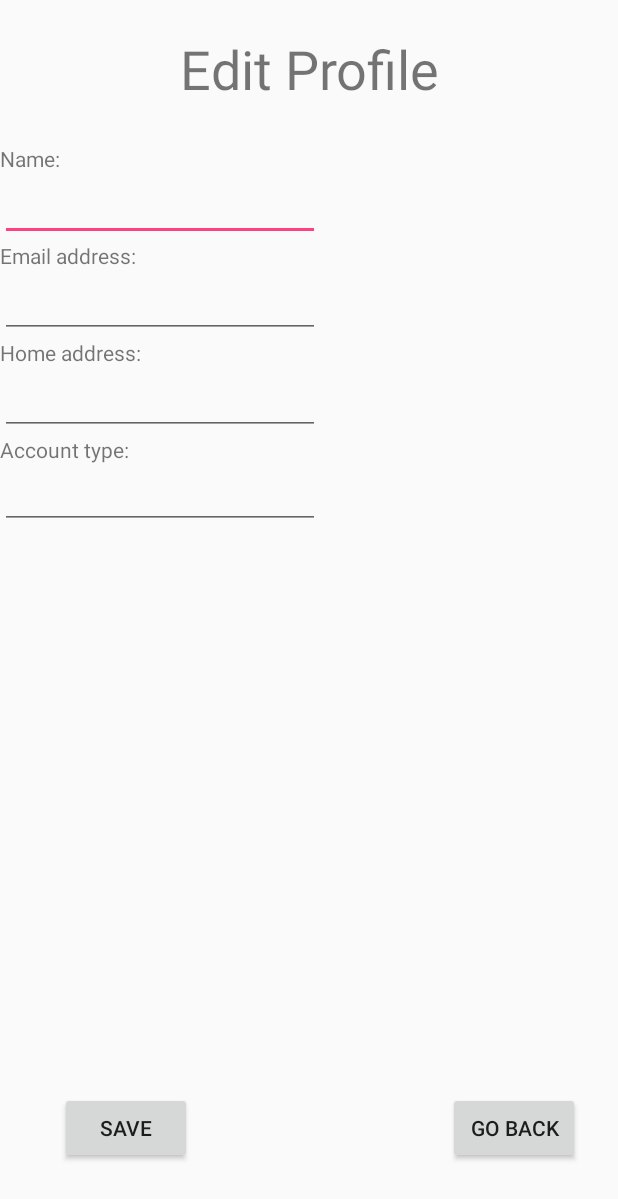
After one commit to LordZamy/Moana, an Android app: the layout profile_activity.xml on its own in the app's theme, with its tools: preview values and no code run, on a phone screen of 412 x 824 dp. The commit adds this screen. Shown: the top 1199 px of the screen. Run offline under Robolectric (Android 15) with nearby library versions, the phone set to English and light mode, and no system bars.

Commit message:
added ProfileActivity and xml file

```diff
--- /dev/null
+++ b/app/src/main/java/moanainc/com/moana/controllers/ProfileActivity.java
@@ -0,0 +1,26 @@
+package moanainc.com.moana.controllers;
+
+import android.content.Intent;
+import android.os.Bundle;
+import android.support.v7.app.AppCompatActivity;
+import android.view.View;
+
+import moanainc.com.moana.R;
+
+/**
+ * Created by josh baldwin on 2/21/2017.
+ */
+
+public class ProfileActivity extends AppCompatActivity {
+
+    @Override
+    protected void onCreate(Bundle savedInstanceState) {
+        super.onCreate(savedInstanceState);
+        setContentView(R.layout.register_activity);
+    }
+
+    public void goToApplication(View view) {
+        Intent goToApplication = new Intent(getBaseContext(), ScreenA.class);
+        getBaseContext().startActivity(goToApplication);
+    }
+}
--- a/app/src/main/java/moanainc/com/moana/controllers/ScreenA.java
+++ b/app/src/main/java/moanainc/com/moana/controllers/ScreenA.java
@@ -14,6 +14,7 @@ import moanainc.com.moana.R;
 public class ScreenA extends AppCompatActivity {
 
     Button _logoutButton;
+    Button _editProfile;
 
     @Override
     protected void onCreate(Bundle savedInstanceState) {
@@ -23,6 +24,7 @@ public class ScreenA extends AppCompatActivity {
         setSupportActionBar(toolbar);
 
         _logoutButton = (Button) findViewById(R.id.logoutButton);
+        _editProfile = (Button) findViewById(R.id.editButton);
     }
 
     public void goToHome(View view) {
@@ -33,4 +35,9 @@ public class ScreenA extends AppCompatActivity {
     public void onLogoutPressed(View view) {
         goToHome(null);
     }
+
+    public void onEditProfilePressed(View view) {
+        Intent goToProfile = new Intent(getBaseContext(), ProfileActivity.class);
+        getBaseContext().startActivity(goToProfile);
+    }
 }
--- a/app/src/main/res/layout/content_screen.xml
+++ b/app/src/main/res/layout/content_screen.xml
@@ -23,6 +23,15 @@
         android:layout_marginTop="50dp"
         android:id="@+id/textView2" />
 
+    <ImageView
+        android:layout_width="wrap_content"
+        android:layout_height="wrap_content"
+        android:layout_below="@+id/textView2"
+        android:layout_centerHorizontal="true"
+        android:layout_marginTop="80dp"
+        android:id="@+id/imageView"
+        android:src="@drawable/toxicfrog"/>
+
     <Button
         android:text="Logout"
         android:layout_width="wrap_content"
@@ -31,15 +40,14 @@
         android:id="@+id/logoutButton"
         android:onClick="onLogoutPressed"
         android:layout_alignParentBottom="true"
-        android:layout_alignStart="@+id/textView2"
-        />
+        android:layout_toEndOf="@+id/imageView" />
 
-    <ImageView
+    <Button
+        android:text="Edit Profile"
         android:layout_width="wrap_content"
         android:layout_height="wrap_content"
-        android:layout_below="@+id/textView2"
-        android:layout_centerHorizontal="true"
-        android:layout_marginTop="80dp"
-        android:id="@+id/imageView"
-        android:src="@drawable/toxicfrog"/>
+        android:layout_alignTop="@+id/logoutButton"
+        android:layout_alignParentStart="true"
+        android:id="@+id/editButton"
+        android:onClick="onEditProfilePressed"/>
 </RelativeLayout>
--- /dev/null
+++ b/app/src/main/res/layout/profile_activity.xml
@@ -0,0 +1,112 @@
+<?xml version="1.0" encoding="utf-8"?>
+<RelativeLayout xmlns:android="http://schemas.android.com/apk/res/android"
+    android:orientation="vertical" android:layout_width="match_parent"
+    android:layout_height="match_parent"
+    android:weightSum="1">
+
+    <TextView
+        android:text="Edit Profile"
+        android:layout_width="match_parent"
+        android:layout_height="wrap_content"
+        android:id="@+id/textView3"
+        android:textSize="36sp"
+        android:textAlignment="center"
+        android:layout_alignParentTop="true"
+        android:layout_alignParentStart="true"
+        android:layout_marginTop="21dp" />
+
+    <TextView
+        android:text="Name:"
+        android:layout_width="wrap_content"
+        android:layout_height="wrap_content"
+        android:layout_marginTop="26dp"
+        android:id="@+id/textView5"
+        android:layout_below="@+id/textView3"
+        android:layout_alignParentStart="true" />
+
+    <EditText
+        android:layout_width="wrap_content"
+        android:layout_height="wrap_content"
+        android:inputType="textPersonName"
+        android:text=""
+        android:ems="10"
+        android:id="@+id/editText3"
+        android:layout_below="@+id/textView5"
+        android:layout_alignParentStart="true" />
+
+    <EditText
+        android:layout_width="wrap_content"
+        android:layout_height="wrap_content"
+        android:inputType="textPersonName"
+        android:text=""
+        android:ems="10"
+        android:id="@+id/editText"
+        android:layout_below="@+id/textView12"
+        android:layout_alignParentStart="true" />
+
+    <EditText
+        android:layout_width="wrap_content"
+        android:layout_height="wrap_content"
+        android:inputType="textPersonName"
+        android:ems="10"
+        android:id="@+id/editText2"
+        android:layout_below="@+id/textView13"
+        android:layout_alignParentStart="true" />
+
+    <TextView
+        android:text="Email address:"
+        android:layout_width="wrap_content"
+        android:layout_height="wrap_content"
+        android:id="@+id/textView12"
+        android:layout_below="@+id/editText3"
+        android:layout_alignParentStart="true" />
+
+    <TextView
+        android:text="Home address:"
+        android:layout_width="wrap_content"
+        android:layout_height="wrap_content"
+        android:id="@+id/textView13"
+        android:layout_below="@+id/editText"
+        android:layout_alignParentStart="true" />
+
+    <TextView
+        android:text="Account type:"
+        android:layout_width="wrap_content"
+        android:layout_height="wrap_content"
+        android:id="@+id/textView6"
+        android:layout_below="@+id/editText2"
+        android:layout_alignParentStart="true" />
+
+    <EditText
+        android:layout_width="wrap_content"
+        android:layout_height="wrap_content"
+        android:inputType="textPersonName"
+        android:text=""
+        android:ems="10"
+        android:layout_below="@+id/editText2"
+        android:layout_alignParentStart="true"
+        android:layout_marginTop="17dp"
+        android:id="@+id/editText4" />
+
+    <Button
+        android:text="Go Back"
+        android:layout_width="wrap_content"
+        android:layout_height="wrap_content"
+        android:id="@+id/button2"
+        android:onClick="goToApplication"
+        android:layout_alignBaseline="@+id/button"
+        android:layout_alignBottom="@+id/button"
+        android:layout_alignParentEnd="true"
+        android:layout_marginEnd="25dp" />
+
+    <Button
+        android:text="Save"
+        android:layout_width="wrap_content"
+        android:layout_height="wrap_content"
+        android:id="@+id/button"
+        android:onClick="onSavePressed"
+        android:layout_marginBottom="48dp"
+        android:layout_alignParentBottom="true"
+        android:layout_toEndOf="@+id/textView5" />
+
+</RelativeLayout>
```
